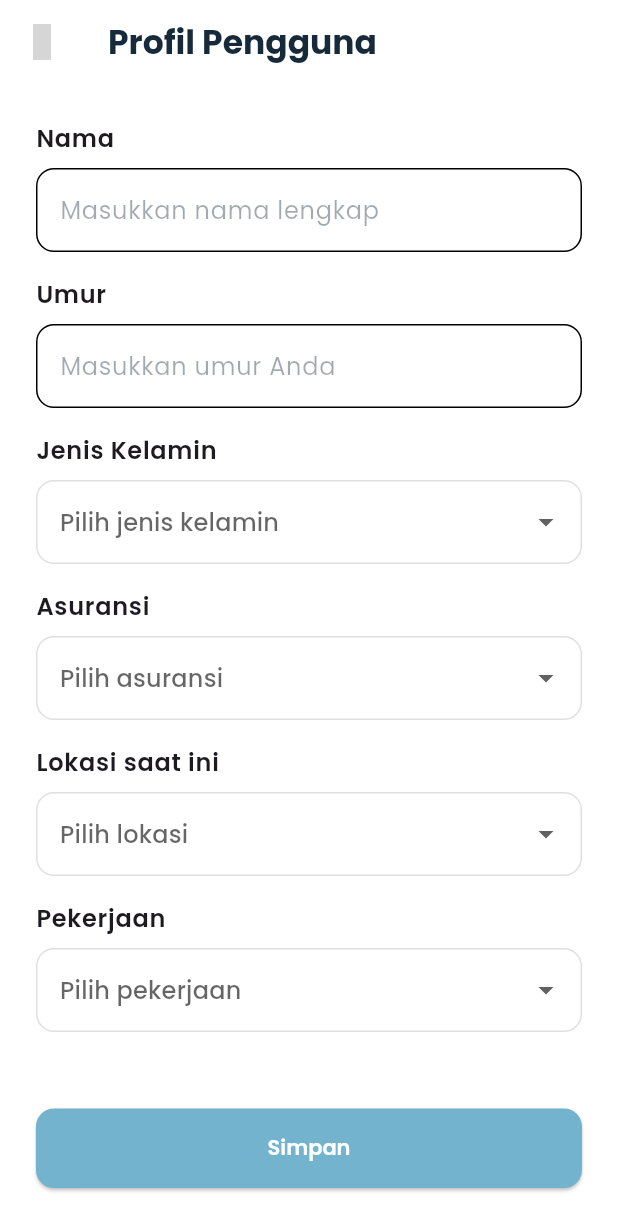
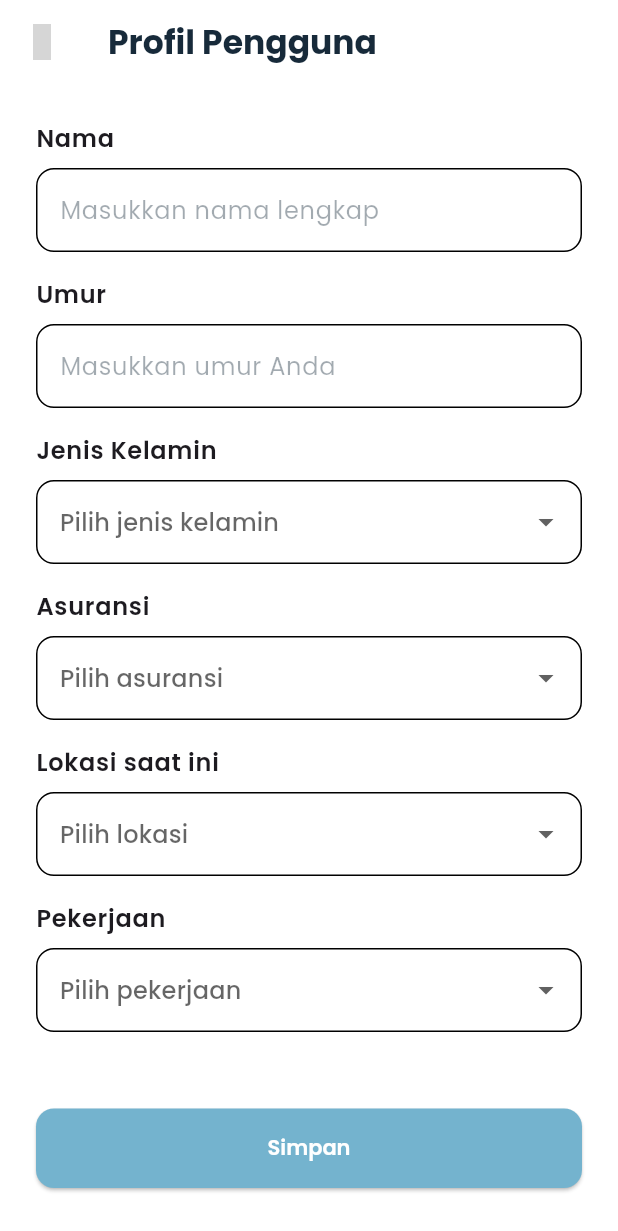
Before and after one commit to rhankbrguw/berapaya-flutter-fe, a Flutter app: the EditProfileScreen screen opened directly, on a phone screen of 412 x 824 dp. Shown: the top 1231 px of the screen. Run offline on Flutter 3.47's test engine with Material 3 defaults, Android fonts, the phone set to English and light mode, and no system bars; our stand-ins replace google_fonts, iconsax; grey boxes are pictures that could not be loaded.

Commit message:
feat: create setting page & add hover in dropdown field

```diff
--- a/lib/features/estimation/presentation/widgets/custom_dropdown_field.dart
+++ b/lib/features/estimation/presentation/widgets/custom_dropdown_field.dart
@@ -18,8 +18,9 @@ class CustomDropdownField extends StatelessWidget {
 
   @override
   Widget build(BuildContext context) {
-    final textTheme = Theme.of(context).textTheme;
-    final colorScheme = Theme.of(context).colorScheme;
+    final ThemeData theme = Theme.of(context);
+    final TextTheme textTheme = theme.textTheme;
+    final ColorScheme colorScheme = theme.colorScheme;
 
     return Column(
       crossAxisAlignment: CrossAxisAlignment.start,
@@ -40,15 +41,22 @@ class CustomDropdownField extends StatelessWidget {
           onChanged: onChanged,
           decoration: InputDecoration(
             filled: true,
-            fillColor: colorScheme.surface,
+            fillColor: theme.colorScheme.surface,
             hintText: hint,
+            hintStyle:
+                TextStyle(color: colorScheme.onSurface.withValues(alpha: 0.4)),
             border: OutlineInputBorder(
               borderRadius: BorderRadius.circular(12),
-              borderSide: BorderSide(color: Colors.grey.shade300),
+              borderSide: BorderSide(color: theme.dividerColor),
             ),
             enabledBorder: OutlineInputBorder(
               borderRadius: BorderRadius.circular(12),
-              borderSide: BorderSide(color: Colors.grey.shade300),
+              borderSide: BorderSide(color: theme.dividerColor),
+            ),
+            focusedBorder: OutlineInputBorder(
+              borderRadius: BorderRadius.circular(12),
+              borderSide:
+                  BorderSide(color: theme.colorScheme.tertiary, width: 1.5),
             ),
           ),
         ),
```
Also changed, not shown: lib/features/home/presentation/pages/home_screen.dart (+21 -26 lines), lib/features/profile/presentation/pages/settings_screen.dart (added, +80 -0 lines).
